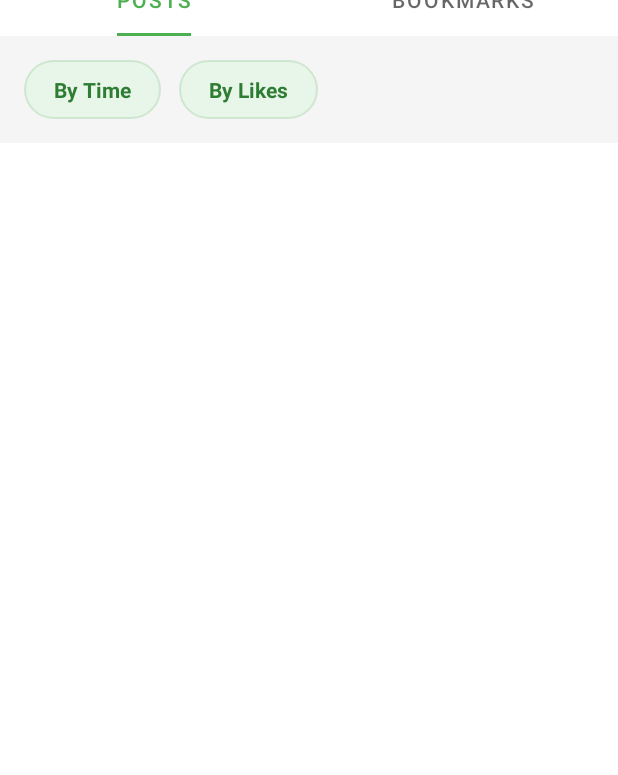
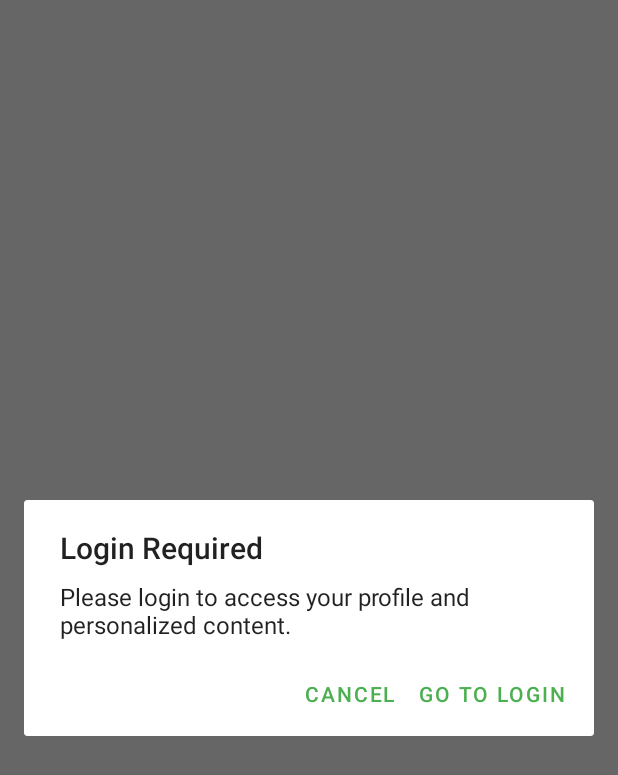
Before and after one commit to ghterlll/myRepo, an Android app: the fragment ProfileFragment shown on its own in the app's theme, on a phone screen of 412 x 824 dp. Shown: the top 775 px of the screen. Run offline under Robolectric (Android 15) with nearby library versions, the phone set to English and light mode, and no system bars; pictures from the network do not load; 1 statement that could not run was skipped.

Commit message:
Add login authentication check to Profile, MyPosts, and Bookmarks fragments
Implemented comprehensive login validation to prevent unauthorized data access:

ProfileFragment:
- Check login status at fragment creation
- Show modern AlertDialog if user not logged in
- Dialog options: "Go to Login" or "Cancel"
- Prevent all profile data loading if not authenticated
- Clear, user-friendly messaging

MyPostsFragment & BookmarksFragment:
- Added login status checks as safety measure
- Skip API calls if user not authenticated
- Log warning messages for debugging
- Return empty views instead of loading data

This prevents the issue where unauthenticated users were seeing backend default data (user 1001's posts and bookmarks).

Security improvement: Ensures user data privacy by blocking profile access without valid authentication.

🤖 Generated with [Claude Code](https://claude.com/claude-code)

Co-Authored-By: Claude <noreply@anthropic.com>

```diff
--- a/Aura/app/src/main/java/com/aura/starter/ProfileFragment.java
+++ b/Aura/app/src/main/java/com/aura/starter/ProfileFragment.java
@@ -51,6 +51,14 @@ public class ProfileFragment extends Fragment {
 
     @Nullable @Override
     public View onCreateView(@NonNull LayoutInflater inflater, @Nullable ViewGroup container, @Nullable Bundle savedInstanceState) {
+        // Check login status first
+        AuthManager authManager = new AuthManager(requireContext());
+        if (!authManager.isLoggedIn()) {
+            showLoginRequiredDialog();
+            // Return empty view to prevent loading
+            return inflater.inflate(R.layout.fragment_profile, container, false);
+        }
+
         View v = inflater.inflate(R.layout.fragment_profile, container, false);
         FeedViewModel vm = new ViewModelProvider(requireActivity()).get(FeedViewModel.class);
         profileRepo = ProfileRepository.get(requireContext());
@@ -263,4 +271,28 @@ public class ProfileFragment extends Fragment {
 
         Toast.makeText(requireContext(), "Logged out", Toast.LENGTH_SHORT).show();
     }
+
+    /**
+     * Show modern login required dialog
+     */
+    private void showLoginRequiredDialog() {
+        if (getContext() == null) return;
+
+        new AlertDialog.Builder(requireContext())
+            .setTitle("Login Required")
+            .setMessage("Please login to access your profile and personalized content.")
+            .setPositiveButton("Go to Login", (dialog, which) -> {
+                // Navigate to login activity
+                Intent intent = new Intent(requireActivity(), LoginActivity.class);
+                intent.setFlags(Intent.FLAG_ACTIVITY_NEW_TASK | Intent.FLAG_ACTIVITY_CLEAR_TASK);
+                startActivity(intent);
+                requireActivity().finish();
+            })
+            .setNegativeButton("Cancel", (dialog, which) -> {
+                // User chose not to login, do nothing
+                dialog.dismiss();
+            })
+            .setCancelable(false)
+            .show();
+    }
 }
```
Also changed, not shown: Aura/app/src/main/java/com/aura/starter/BookmarksFragment.java (+10 -0 lines), Aura/app/src/main/java/com/aura/starter/MyPostsFragment.java (+9 -1 lines).
